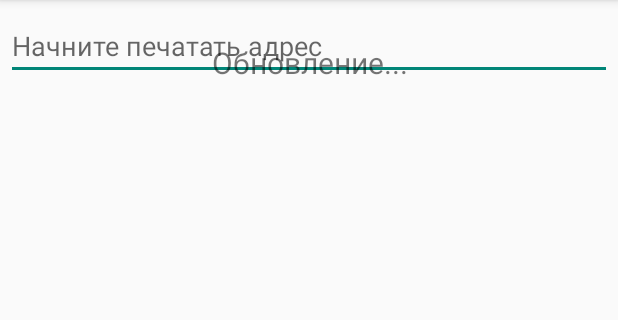
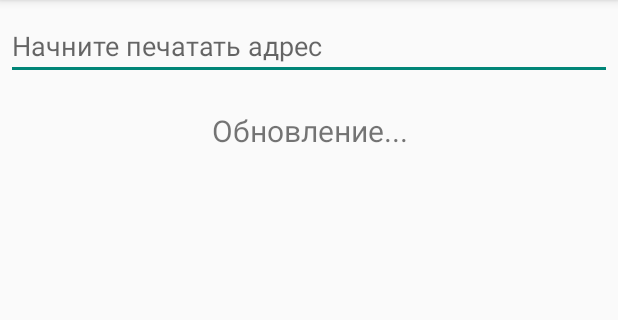
Before and after one commit to himselfv/velocheck, an Android app: the fragment AllParkingsFragment shown on its own in the app's theme, on a phone screen of 412 x 824 dp, the part 84-404 px from its top. Run offline under Robolectric (Android 15) with nearby library versions, the phone set to English and light mode, and no system bars; 5 statements that could not run were skipped.

Commit message:
Fix: edit box and resluts overlapped on "all parkings" page

```diff
--- a/app/src/main/res/layout/fragment_allparkings.xml
+++ b/app/src/main/res/layout/fragment_allparkings.xml
@@ -1,25 +1,35 @@
 <?xml version="1.0" encoding="utf-8"?>
 <RelativeLayout xmlns:android="http://schemas.android.com/apk/res/android"
-    xmlns:tools="http://schemas.android.com/tools" android:layout_width="match_parent"
-    android:layout_height="match_parent" android:paddingLeft="@dimen/activity_horizontal_margin"
+    xmlns:tools="http://schemas.android.com/tools"
+    android:layout_width="match_parent"
+    android:layout_height="match_parent"
+    android:paddingLeft="@dimen/activity_horizontal_margin"
     android:paddingRight="@dimen/activity_horizontal_margin"
     android:paddingTop="@dimen/activity_vertical_margin"
     android:paddingBottom="@dimen/activity_vertical_margin"
     tools:context=".MainActivity$PlaceholderFragment">
 
-    <EditText android:id="@+id/edit_filter"
+    <EditText
+        android:id="@+id/edit_filter"
         android:layout_width="match_parent"
         android:layout_height="wrap_content"
+        android:layout_alignParentStart="true"
         android:layout_alignParentLeft="true"
-        android:layout_alignParentStart="true"
         android:layout_alignParentTop="true"
-        android:inputType="text"
         android:hint="@string/filter_hint"
-        />
+        android:inputType="text" />
 
-    <include layout="@layout/fragment_parkinglist"
+    <RelativeLayout
         android:layout_width="match_parent"
         android:layout_height="match_parent"
-        />
+        android:layout_below="@+id/edit_filter">
+
+        <include
+            layout="@layout/fragment_parkinglist"
+            android:layout_width="match_parent"
+            android:layout_height="match_parent"
+            android:layout_marginBottom="-21dp" />
+
+    </RelativeLayout>
 
 </RelativeLayout>
--- a/app/src/main/res/layout/fragment_parkinglist.xml
+++ b/app/src/main/res/layout/fragment_parkinglist.xml
@@ -1,7 +1,6 @@
 <merge xmlns:android="http://schemas.android.com/apk/res/android">
 
     <android.support.v4.widget.SwipeRefreshLayout
-        xmlns:android="http://schemas.android.com/apk/res/android"
         android:id="@+id/swiperefresh_list"
         android:layout_width="match_parent"
         android:layout_height="match_parent">
@@ -17,7 +16,6 @@
 
     <!-- Alternative view for when the list is empty. Requires its own SwipeRefresh -->
     <android.support.v4.widget.SwipeRefreshLayout
-        xmlns:android="http://schemas.android.com/apk/res/android"
         android:id="@+id/swiperefresh_empty"
         android:layout_width="match_parent"
         android:layout_height="match_parent">
@@ -29,10 +27,7 @@
 
             <TextView android:id="@+id/status_text"
                 android:layout_width="match_parent"
-                android:layout_height="match_parent"
-                android:layout_alignParentLeft="true"
-                android:layout_alignParentStart="true"
-                android:layout_alignParentTop="true"
+                android:layout_height="wrap_content"
                 android:gravity="center_horizontal"
                 android:layout_marginTop="20dp"
                 android:paddingLeft="10dp"
```
